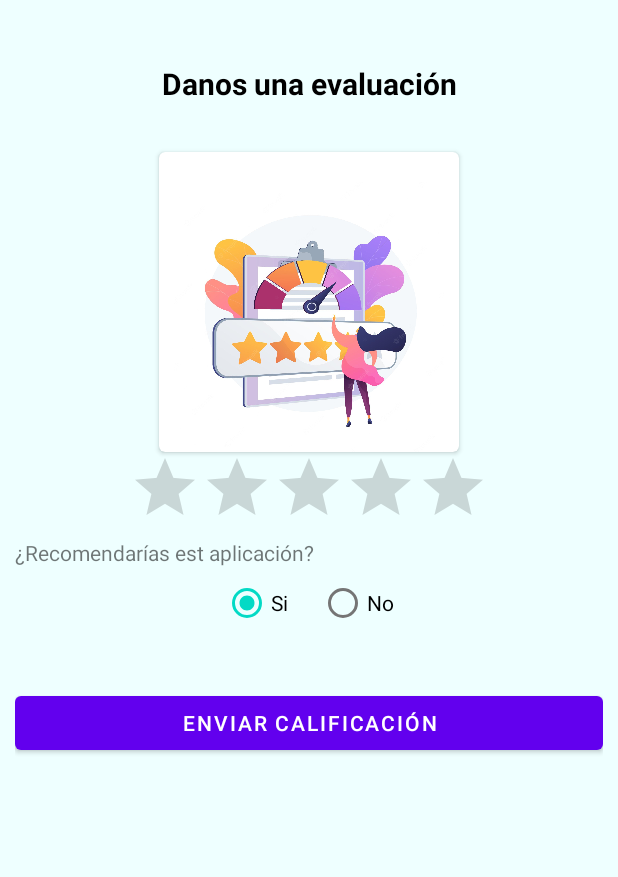
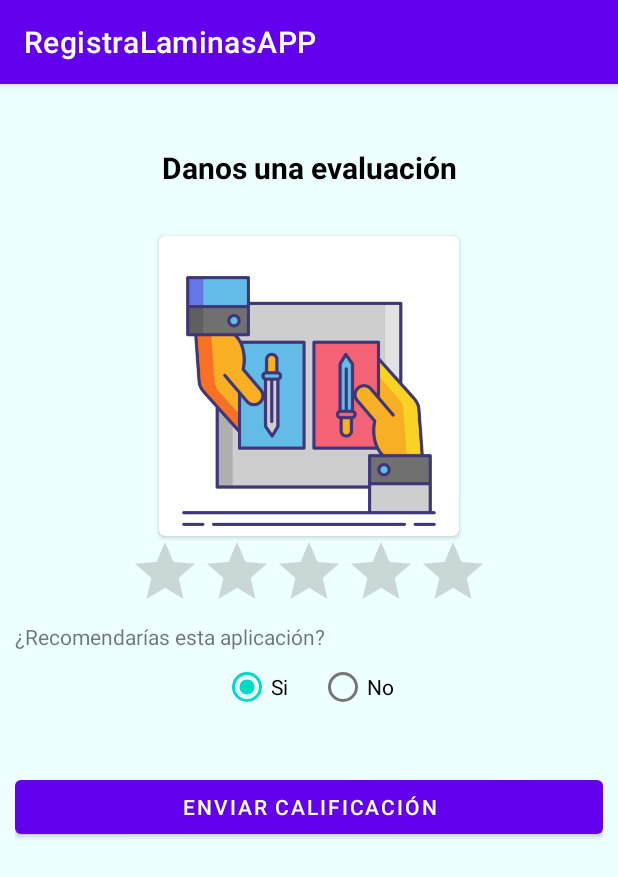
Before and after one commit to CarlosMoragaDev/RegistraLaminasAPP, an Android app: the EvaluaActivity screen opened directly, with no data from a screen before it, on a phone screen of 412 x 824 dp. Shown: the top 877 px of the screen. Run offline under Robolectric (Android 15) with nearby library versions, the phone set to English and light mode, and no system bars.

Commit message:
Modificaciones en activity de evaluación

```diff
--- a/app/src/main/res/layout/evalua_layout.xml
+++ b/app/src/main/res/layout/evalua_layout.xml
@@ -37,11 +37,11 @@
 
             <ImageView
                 android:layout_marginTop="20dp"
-                android:id="@+id/nombre"
+                android:id="@+id/evaluaimg"
                 android:layout_width="match_parent"
                 android:layout_height="wrap_content"
                 android:contentDescription="TODO"
-                android:src="@drawable/evalua" />
+                android:src="@drawable/splashicon" />
         </androidx.cardview.widget.CardView>
 
         <RatingBar
@@ -50,7 +50,7 @@
             android:layout_height="wrap_content" />
 
         <TextView
-            android:text="¿Recomendarías est aplicación?"
+            android:text="¿Recomendarías esta aplicación?"
             android:layout_width="match_parent"
             android:layout_height="wrap_content"/>
 
--- a/app/src/main/res/values-night/themes.xml
+++ b/app/src/main/res/values-night/themes.xml
@@ -1,6 +1,6 @@
 <resources xmlns:tools="http://schemas.android.com/tools">
     <!-- Base application theme. -->
-    <style name="Theme.RegistraLaminasAPP" parent="Theme.MaterialComponents.DayNight.DarkActionBar">
+    <style name="Theme.RegistraLaminasAPP" parent="Theme.MaterialComponents.DayNight.NoActionBar">
         <!-- Primary brand color. -->
         <item name="colorPrimary">@color/purple_200</item>
         <item name="colorPrimaryVariant">@color/purple_700</item>
--- a/app/src/main/res/values/themes.xml
+++ b/app/src/main/res/values/themes.xml
@@ -1,6 +1,6 @@
 <resources xmlns:tools="http://schemas.android.com/tools">
     <!-- Base application theme. -->
-    <style name="Theme.RegistraLaminasAPP" parent="Theme.MaterialComponents.DayNight.NoActionBar">
+    <style name="Theme.RegistraLaminasAPP" parent="Theme.MaterialComponents.DayNight.DarkActionBar">
         <!-- Primary brand color. -->
         <item name="colorPrimary">@color/purple_500</item>
         <item name="colorPrimaryVariant">@color/purple_700</item>
```
